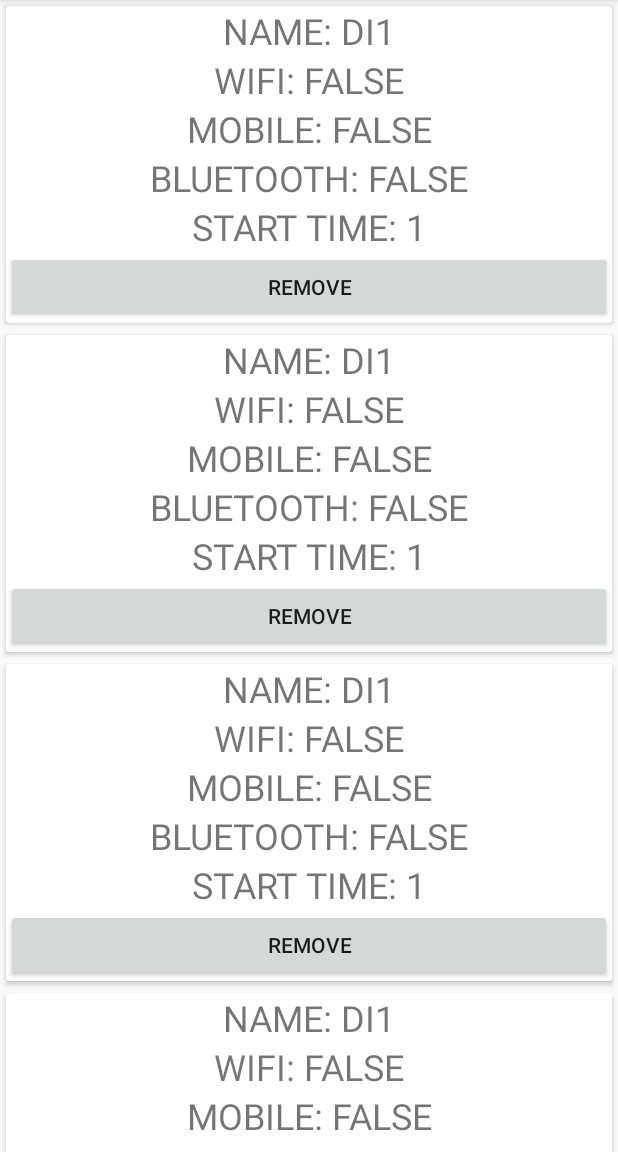
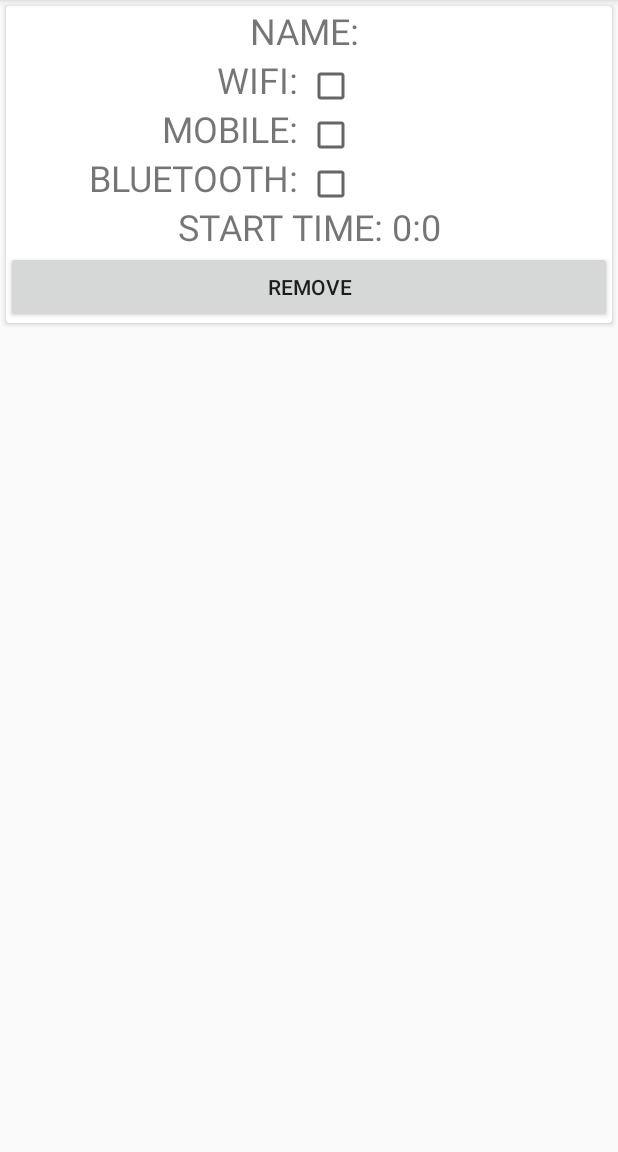
Before and after one commit to DmitriyDomrachev/SmartTool, an Android app: the fragment ListFragment shown on its own in the app's theme, on a phone screen of 412 x 824 dp, the part 84-1236 px from its top. Run offline under Robolectric (Android 15) with nearby library versions, the phone set to English and light mode, and no system bars.

Commit message:
added time picker, updated rv design

```diff
--- a/app/src/main/java/com/example/dima/smarttool/MainActivity.java
+++ b/app/src/main/java/com/example/dima/smarttool/MainActivity.java
@@ -212,14 +212,9 @@ public class MainActivity extends AppCompatActivity {
     }
 
     public void loadDB() {
-        countState = stateLoadArr.size();
         StateHelper sh = new StateHelper(getApplicationContext());     // инициализация помощника управления состояниямив базе данных
-        sh.insert("di1",false,false,false,1l);
         stateLoadArr.clear();
         stateLoadArr.addAll(sh.getAll());                                        // сохранениесех состаяний из БД в ArrayList
-        for (int i=0; i<stateLoadArr.size();i++){
-            Log.d("DB","stateLoadArr after: "+stateLoadArr.get(i).toString());
-        }
         countState = stateLoadArr.size();
     }
 
--- a/app/src/main/java/com/example/dima/smarttool/fragment/RVAdapter.java
+++ b/app/src/main/java/com/example/dima/smarttool/fragment/RVAdapter.java
@@ -8,6 +8,7 @@ import android.view.LayoutInflater;
 import android.view.View;
 import android.view.ViewGroup;
 import android.widget.Button;
+import android.widget.CheckBox;
 import android.widget.TextView;
 import android.widget.Toast;
 
@@ -16,6 +17,8 @@ import com.example.dima.smarttool.R;
 import com.example.dima.smarttool.State;
 
 import java.util.ArrayList;
+import java.util.Calendar;
+import java.util.concurrent.TimeUnit;
 
 /**
  * Created by dima on 19.03.2018.
@@ -39,11 +42,22 @@ public class RVAdapter extends RecyclerView.Adapter<RVAdapter.ContactsViewHolder
     @Override
     public void onBindViewHolder(final ContactsViewHolder holder, int position) { //тут будет просходить обработка каждого элемента, кога он появится на экране
         final State state = states.get(position);// получаем элемент для удобства использования
+        Calendar calendar = Calendar.getInstance();
+        calendar.setTimeInMillis(state.getStartTime());
+        long millis = calendar.getTimeInMillis();
+        int hour = (int)TimeUnit.MILLISECONDS.toHours(millis);
+        int minute = (int)TimeUnit.MILLISECONDS.toMinutes(millis-hour*3600000);
         holder.txtName.setText(holder.txtName.getText()+String.valueOf(state.getName()));
-        holder.txtWiFi.setText(holder.txtWiFi.getText()+String.valueOf(state.isWiFiState()));
-        holder.txtMobile.setText(holder.txtMobile.getText()+String.valueOf(state.isMobileState()));
-        holder.txtBluetooth.setText(holder.txtBluetooth.getText()+String.valueOf(state.isBluetoothState()));
-        holder.txtStartTime.setText(holder.txtStartTime.getText()+String.valueOf(state.getStartTime()));
+//        holder.txtWiFi.setText(holder.txtWiFi.getText()+String.valueOf(state.isWiFiState()));
+//        holder.txtMobile.setText(holder.txtMobile.getText()+String.valueOf(state.isMobileState()));
+//        holder.txtBluetooth.setText(holder.txtBluetooth.getText()+String.valueOf(state.isBluetoothState()));
+
+        holder.wifi.setChecked(state.isWiFiState());
+        holder.mobile.setChecked(state.isMobileState());
+        holder.bt.setChecked(state.isBluetoothState());
+
+
+        holder.txtStartTime.setText(holder.txtStartTime.getText()+String.valueOf(hour)+":"+String.valueOf(minute));
         holder.cvListener.setRecord(state);// как-то надо понимать с каким фильмом работаем
         holder.btnClickListener.setRecord(state); // как-то надо понимать с фильмом  работаем
 
@@ -60,6 +74,7 @@ public class RVAdapter extends RecyclerView.Adapter<RVAdapter.ContactsViewHolder
         TextView txtName, txtWiFi, txtMobile, txtBluetooth, txtStartTime;
         Button btnRefactor;
         CardView cv;
+        CheckBox wifi, mobile, bt;
 
         //Инициализируем слушатели
         CardViewClickListener cvListener = new CardViewClickListener();
@@ -74,6 +89,10 @@ public class RVAdapter extends RecyclerView.Adapter<RVAdapter.ContactsViewHolder
             txtBluetooth= itemView.findViewById(R.id.cvBluetoothTextView);
             txtStartTime= itemView.findViewById(R.id.cvTimeStartTextView);
             btnRefactor = itemView.findViewById(R.id.cvButton);
+
+            wifi = itemView.findViewById(R.id.cvWiFiCheckBox);
+            mobile = itemView.findViewById(R.id.cvMobileCheckBox);
+            bt = itemView.findViewById(R.id.cvBluetoothCheckBox);
 
             cv = itemView.findViewById(R.id.cv_rv);
 
--- a/app/src/main/res/layout/rule_cv.xml
+++ b/app/src/main/res/layout/rule_cv.xml
@@ -24,35 +24,80 @@
             android:textAllCaps="true"
             android:textSize="24sp" />
 
+        <LinearLayout
+            android:layout_width="match_parent"
+            android:layout_height="match_parent"
+            android:layout_weight="1"
+            android:orientation="horizontal">
+
             <TextView
                 android:id="@+id/cvWiFiTextView"
-            android:layout_width="match_parent"
+                android:layout_width="30dp"
                 android:layout_height="wrap_content"
                 android:layout_weight="1"
                 android:text="wifi: "
-            android:textAlignment="center"
+                android:textAlignment="textEnd"
                 android:textAllCaps="true"
                 android:textSize="24sp" />
 
+            <CheckBox
+                android:id="@+id/cvWiFiCheckBox"
+                android:clickable="false"
+                android:layout_width="wrap_content"
+                android:layout_height="wrap_content"
+                android:layout_weight="1" />
+
+        </LinearLayout>
+
+        <LinearLayout
+            android:layout_width="match_parent"
+            android:layout_height="match_parent"
+            android:layout_weight="1"
+            android:orientation="horizontal">
+
             <TextView
                 android:id="@+id/cvMobileTextView"
-            android:layout_width="match_parent"
+                android:layout_width="30dp"
                 android:layout_height="wrap_content"
                 android:layout_weight="1"
                 android:text="mobile: "
-            android:textAlignment="center"
+                android:textAlignment="textEnd"
                 android:textAllCaps="true"
                 android:textSize="24sp" />
 
+            <CheckBox
+                android:id="@+id/cvMobileCheckBox"
+                android:clickable="false"
+                android:layout_width="wrap_content"
+                android:layout_height="wrap_content"
+                android:layout_weight="1" />
+
+        </LinearLayout>
+
+        <LinearLayout
+            android:layout_width="match_parent"
+            android:layout_height="match_parent"
+            android:layout_weight="1"
+            android:orientation="horizontal">
+
             <TextView
                 android:id="@+id/cvBluetoothTextView"
-            android:layout_width="match_parent"
+                android:layout_width="30dp"
                 android:layout_height="wrap_content"
                 android:layout_weight="1"
                 android:text="bluetooth: "
-            android:textAlignment="center"
+                android:textAlignment="textEnd"
                 android:textAllCaps="true"
                 android:textSize="24sp" />
+
+            <CheckBox
+                android:id="@+id/cvBluetoothCheckBox"
+                android:clickable="false"
+                android:layout_width="wrap_content"
+                android:layout_height="wrap_content"
+                android:layout_weight="1" />
+
+        </LinearLayout>
 
         <TextView
             android:id="@+id/cvTimeStartTextView"
```
Also changed, not shown: app/src/main/java/com/example/dima/smarttool/AddStateActivity.java (+25 -10 lines), app/src/main/java/com/example/dima/smarttool/fragment/TimePickerFragment.java (added, +38 -0 lines), app/src/main/res/layout/activity_add_state.xml (+8 -6 lines). Lines whose indentation alone changed are shown as unchanged.
